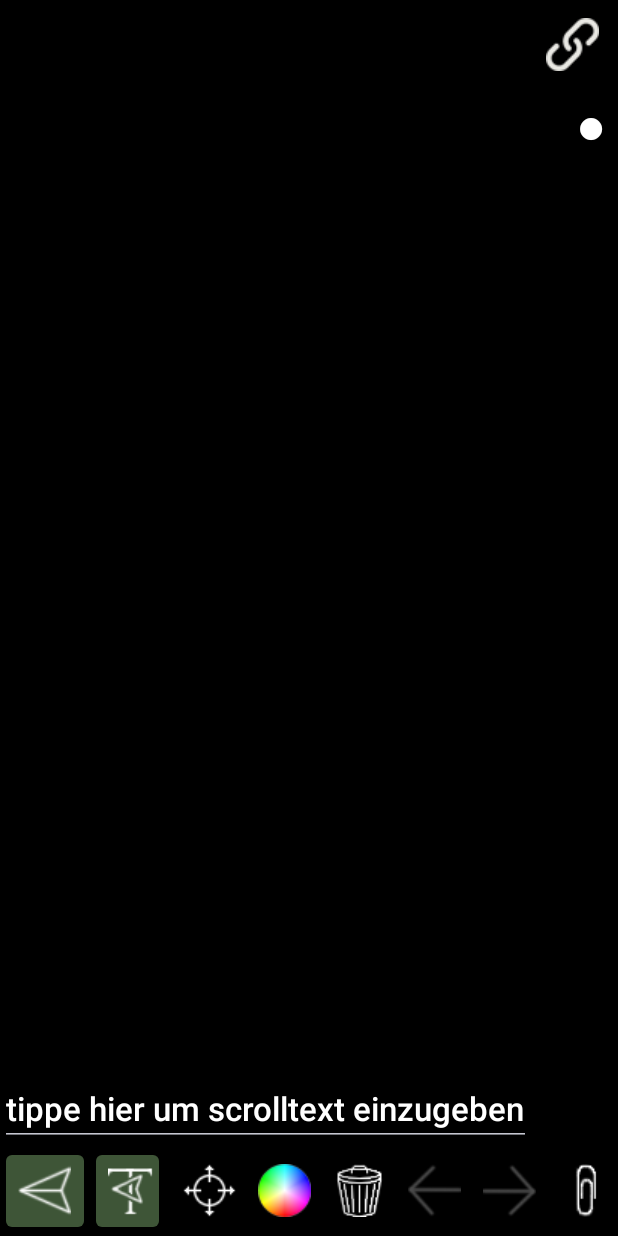
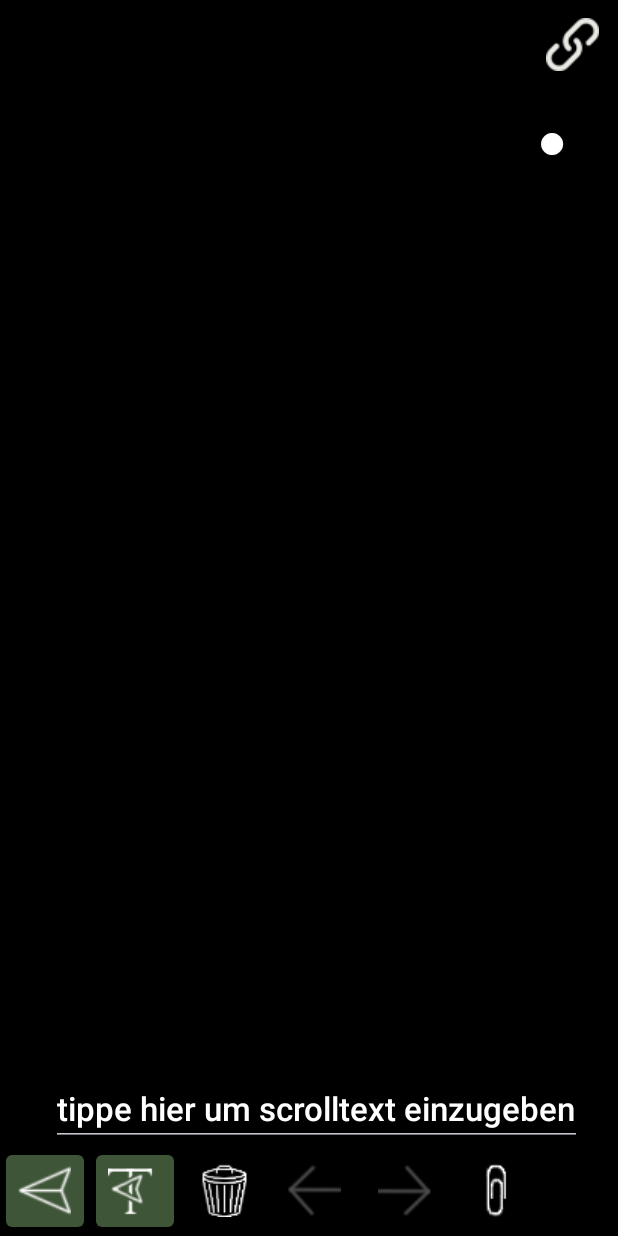
Before and after one commit to Maihoo/BluetoothCarScreen, an Android app: the screen it shows after launch (BluetoothChat), on a phone screen of 412 x 824 dp. Run offline under Robolectric (Android 15) with nearby library versions, the phone set to English and light mode, and no system bars; libraries missing offline, so code that uses them is left out: com.theartofdev.edmodo; 1 statement that could not run was skipped.

Commit message:
some bug fixes and layout changes

```diff
--- a/app/src/main/AndroidManifest.xml
+++ b/app/src/main/AndroidManifest.xml
@@ -28,9 +28,6 @@
             android:theme="@android:style/Theme.Dialog"
 
             android:configChanges="orientation|keyboardHidden" />
-        <activity android:name=".PopSize"
-            android:theme="@style/AppTheme.CustomTheme"
-            android:configChanges="orientation|keyboardHidden" />
 
         <activity android:name=".PopColor"
             android:theme="@style/AppTheme.CustomTheme"
--- a/app/src/main/java/com/example/bluetoothchat/BluetoothChat.java
+++ b/app/src/main/java/com/example/bluetoothchat/BluetoothChat.java
@@ -2,7 +2,6 @@ package com.example.bluetoothchat;
 
 import android.Manifest;
 import android.app.Activity;
-import android.app.Instrumentation;
 import android.bluetooth.BluetoothAdapter;
 import android.bluetooth.BluetoothDevice;
 import android.content.Context;
@@ -26,8 +25,6 @@ import android.os.Message;
 import android.provider.MediaStore;
 import android.provider.Settings;
 import android.text.StaticLayout;
-import android.text.method.ScrollingMovementMethod;
-import android.util.AndroidException;
 import android.util.Base64;
 import android.util.DisplayMetrics;
 import android.util.Log;
@@ -48,12 +45,8 @@ import android.widget.ImageView;
 import android.widget.TextView;
 import android.widget.Toast;
 
-import androidx.activity.result.ActivityResultCallback;
-import androidx.activity.result.ActivityResultLauncher;
-import androidx.activity.result.contract.ActivityResultContracts;
 import androidx.annotation.RequiresApi;
 import androidx.core.app.ActivityCompat;
-import androidx.core.content.ContextCompat;
 
 
 import com.theartofdev.edmodo.cropper.CropImage;
@@ -63,9 +56,7 @@ import java.io.ByteArrayOutputStream;
 import java.io.File;
 import java.io.FileNotFoundException;
 import java.io.FileOutputStream;
-import java.io.IOException;
 import java.io.InputStream;
-import java.net.Socket;
 import java.nio.charset.StandardCharsets;
 import java.util.ArrayList;
 
@@ -81,6 +72,7 @@ public class BluetoothChat extends Activity {
     public static final int MESSAGE_TOAST = 5;
     public static final int MESSAGE_TEXT = 6;
     public static final int MESSAGE_IMAGE = 7;
+    public static final int MESSAGE_PAINT = 888;
     // Key names received from the BluetoothChatService Handler
     public static final String DEVICE_NAME = "device_name";
     public static final String TOAST = "toast";
@@ -88,7 +80,7 @@ public class BluetoothChat extends Activity {
     private static final int REQUEST_CONNECT_DEVICE = 1;
     private static final int REQUEST_ENABLE_BT = 2;
     // Layout Views
-    private TextView mTitle, tv, scrollText;
+    private TextView mTitle, scrollText;
 
     // Name of the connected device
     private String mConnectedDeviceName = null;
@@ -103,7 +95,7 @@ public class BluetoothChat extends Activity {
     private Bitmap imageToDraw;
     private ImageView iv;
     private int pastX, pastY;
-    private Button mSendButton, msendTextButton, mSizeButton, mColorButton, mClearButton, mConnectButton, mUndoButton, mRedoButton, mAddButton;
+    private Button mSendButton, msendTextButton, mClearButton, mConnectButton, mPaintButton, mUndoButton, mRedoButton, mAddButton;
     private EditText editText;
     private Paint paint = new Paint();
     private int size = 30;
@@ -163,26 +155,17 @@ public class BluetoothChat extends Activity {
         scrollText      = (TextView) findViewById(R.id.scrollText   );
         editText        = (EditText) findViewById(R.id.editText     );
 
-        mSizeButton     = (Button) findViewById(R.id.button_size    );
         msendTextButton = (Button) findViewById(R.id.button_sendText);
-        mColorButton    = (Button) findViewById(R.id.button_color   );
         mClearButton    = (Button) findViewById(R.id.button_clear   );
         mConnectButton  = (Button) findViewById(R.id.button_connect );
         mUndoButton     = (Button) findViewById(R.id.button_undo    );
         mRedoButton     = (Button) findViewById(R.id.button_redo    );
         mAddButton      = (Button) findViewById(R.id.button_add     );
-
-        mSizeButton.setOnClickListener(new OnClickListener() {
-            public void onClick(View v) {
-                Intent i = new Intent(getApplicationContext(), PopSize.class);
-                startActivityForResult(i, 999);
-            }
-        });
+        mPaintButton    = (Button) findViewById(R.id.colorTextView  );
 
         context = this;
-        tv = findViewById(R.id.colorTextView);
 
-        mColorButton.setOnClickListener(new OnClickListener() {
+        mPaintButton.setOnClickListener(new OnClickListener() {
             public void onClick(View v) {
                 Intent i = new Intent(getApplicationContext(), PopColor.class);
                 startActivityForResult(i, 888);
@@ -574,13 +557,18 @@ public class BluetoothChat extends Activity {
             case 999:
                 if(resultCode == RESULT_OK) {
                     size = data.getIntExtra("size", 2);
-                    tv.setTextSize(size/2);
+                    mPaintButton.setTextSize(size/2);
                 }
                 break;
-            case 888:
+            case MESSAGE_PAINT:
                 if(resultCode == RESULT_OK) {
-                    color = data.getIntExtra("color", Color.parseColor(white));
-                    tv.setTextColor(color);
+                    String res = data.getStringExtra("color");
+                    String[] splitted = res.split(":");
+
+                    color = Integer.parseInt(splitted[0]);
+                    size = Integer.parseInt(splitted[1]);
+                    mPaintButton.setTextColor(color);
+                    mPaintButton.setTextSize(size/2);
                 }
                 break;
             case REQUEST_CONNECT_DEVICE:
--- a/app/src/main/res/layout-land/main.xml
+++ b/app/src/main/res/layout-land/main.xml
@@ -31,12 +31,12 @@
         app:layout_constraintTop_toTopOf="parent"
         tools:ignore="SpeakableTextPresentCheck" />
 
-    <TextView
+    <Button
         android:id="@+id/colorTextView"
+        style="@style/Widget.AppCompat.Button.Borderless.Colored"
         android:layout_width="wrap_content"
         android:layout_height="wrap_content"
         android:text="●"
-
         android:textColor="#ffffff"
         android:textSize="15pt"
         app:layout_constraintStart_toEndOf="@+id/button_connect"
@@ -112,22 +112,6 @@
             tools:ignore="SpeakableTextPresentCheck" />
 
         <Button
-            android:id="@+id/button_color"
-            style="@style/Widget.AppCompat.Button.Borderless.Colored"
-            android:layout_width="60dp"
-            android:layout_height="50dp"
-            android:drawableLeft="@drawable/color"
-            tools:ignore="SpeakableTextPresentCheck" />
-
-        <Button
-            android:id="@+id/button_size"
-            style="@style/Widget.AppCompat.Button.Borderless.Colored"
-            android:layout_width="60dp"
-            android:layout_height="50dp"
-            android:drawableLeft="@drawable/scale"
-            tools:ignore="SpeakableTextPresentCheck" />
-
-        <Button
             android:id="@+id/button_sendText"
             android:layout_width="60dp"
             android:layout_height="50dp"
--- a/app/src/main/res/layout-sw600dp/main.xml
+++ b/app/src/main/res/layout-sw600dp/main.xml
@@ -21,18 +21,16 @@
         app:layout_constraintStart_toStartOf="parent"
         app:layout_constraintTop_toTopOf="parent" />
 
-    <TextView
+    <Button
         android:id="@+id/colorTextView"
+        style="@style/Widget.AppCompat.Button.Borderless.Colored"
         android:layout_width="wrap_content"
         android:layout_height="wrap_content"
-        android:layout_marginTop="8dp"
-        android:layout_marginEnd="-116dp"
         android:text="●"
         android:textColor="#ffffff"
-
         android:textSize="15pt"
         app:layout_constraintEnd_toEndOf="parent"
-        app:layout_constraintTop_toTopOf="parent" />
+        app:layout_constraintTop_toBottomOf="@+id/button_connect" />
 
     <TextView
         android:id="@+id/scrollText"
@@ -102,22 +100,6 @@
             tools:ignore="SpeakableTextPresentCheck" />
 
         <Button
-            android:id="@+id/button_color"
-            style="@style/Widget.AppCompat.Button.Borderless.Colored"
-            android:layout_width="60dp"
-            android:layout_height="60dp"
-            android:drawableLeft="@drawable/color"
-            tools:ignore="SpeakableTextPresentCheck" />
-
-        <Button
-            android:id="@+id/button_size"
-            style="@style/Widget.AppCompat.Button.Borderless.Colored"
-            android:layout_width="60dp"
-            android:layout_height="60dp"
-            android:drawableLeft="@drawable/scale"
-            tools:ignore="SpeakableTextPresentCheck" />
-
-        <Button
             android:id="@+id/button_sendText"
             android:layout_width="60dp"
             android:layout_height="50dp"
--- a/app/src/main/res/layout/main.xml
+++ b/app/src/main/res/layout/main.xml
@@ -61,15 +61,14 @@
             app:layout_constraintTop_toTopOf="parent"
             tools:ignore="SpeakableTextPresentCheck" />
 
-        <TextView
+        <Button
             android:id="@+id/colorTextView"
+            style="@style/Widget.AppCompat.Button.Borderless.Colored"
             android:layout_width="wrap_content"
             android:layout_height="wrap_content"
-            android:layout_marginRight="8dp"
             android:text="●"
             android:textColor="#ffffff"
             android:textSize="15pt"
-
             app:layout_constraintEnd_toEndOf="parent"
             app:layout_constraintTop_toBottomOf="@+id/button_connect" />
 
@@ -88,16 +87,18 @@
 
         <EditText
             android:id="@+id/editText"
-            android:layout_width="wrap_content"
+            android:layout_width="0dp"
             android:layout_height="wrap_content"
+            android:layout_marginEnd="24dp"
             android:layout_weight="1"
+            android:hint="tippe hier um scrolltext einzugeben"
+            android:inputType="textPersonName"
+            android:textColor="@color/colorWhite"
+            android:textColorHint="@color/colorWhite"
             android:textSize="10pt"
-            android:textColor="@color/colorWhite"
-            android:inputType="textPersonName"
-            android:hint="tippe hier um scrolltext einzugeben"
-            android:textColorHint="@color/colorWhite"
             app:layout_constraintBottom_toBottomOf="parent"
-            app:layout_constraintLeft_toLeftOf="parent"/>
+            app:layout_constraintEnd_toEndOf="parent"
+            app:layout_constraintLeft_toLeftOf="parent" />
 
     </androidx.constraintlayout.widget.ConstraintLayout>
 
@@ -117,32 +118,16 @@
 
         <Button
             android:id="@+id/button_sendText"
-            android:layout_width="50dp"
+            android:layout_width="60dp"
             android:layout_height="60dp"
             android:backgroundTint="@color/colorGreen"
             android:drawableLeft="@drawable/sendtext"
             tools:ignore="SpeakableTextPresentCheck" />
 
         <Button
-            android:id="@+id/button_size"
-            style="@style/Widget.AppCompat.Button.Borderless.Colored"
-            android:layout_width="50dp"
-            android:layout_height="60dp"
-            android:drawableLeft="@drawable/scale"
-            tools:ignore="SpeakableTextPresentCheck" />
-
-        <Button
-            android:id="@+id/button_color"
-            style="@style/Widget.AppCompat.Button.Borderless.Colored"
-            android:layout_width="50dp"
-            android:layout_height="60dp"
-            android:drawableLeft="@drawable/color"
-            tools:ignore="SpeakableTextPresentCheck" />
-
-        <Button
             android:id="@+id/button_clear"
             style="@style/Widget.AppCompat.Button.Borderless.Colored"
-            android:layout_width="50dp"
+            android:layout_width="60dp"
             android:layout_height="60dp"
             android:drawableLeft="@drawable/trash"
             tools:ignore="SpeakableTextPresentCheck" />
@@ -150,7 +135,7 @@
         <Button
             android:id="@+id/button_undo"
             style="@style/Widget.AppCompat.Button.Borderless.Colored"
-            android:layout_width="50dp"
+            android:layout_width="60dp"
             android:layout_height="60dp"
             android:drawableLeft="@drawable/undo"
             android:alpha="0.3"
@@ -159,7 +144,7 @@
         <Button
             android:id="@+id/button_redo"
             style="@style/Widget.AppCompat.Button.Borderless.Colored"
-            android:layout_width="50dp"
+            android:layout_width="60dp"
             android:layout_height="60dp"
             android:drawableLeft="@drawable/redo"
             android:alpha="0.3"
@@ -168,7 +153,7 @@
         <Button
             android:id="@+id/button_add"
             style="@style/Widget.AppCompat.Button.Borderless.Colored"
-            android:layout_width="50dp"
+            android:layout_width="60dp"
             android:layout_height="60dp"
             android:drawableLeft="@drawable/add"
             tools:ignore="SpeakableTextPresentCheck" />
```
Also changed, not shown: app/src/main/java/com/example/bluetoothchat/PopColor.java (+75 -8 lines), app/src/main/java/com/example/bluetoothchat/PopSize.java (deleted, +0 -171 lines), app/src/main/res/layout/popupcolor.xml (+50 -5 lines), app/src/main/res/layout/popupsize.xml (deleted, +0 -67 lines).
